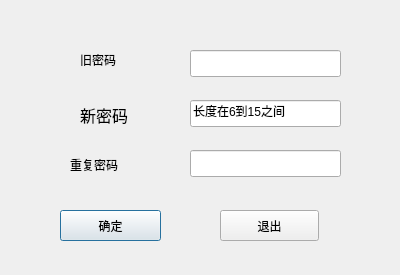
Above: Qt/Train/getnewpassword.ui from pascalprimer/DataStructure before the change. Below: the same form after it.
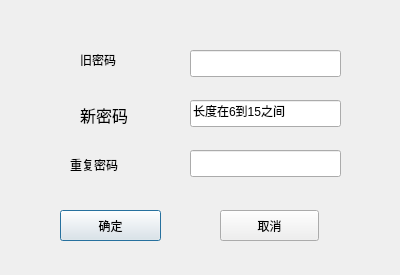
That is the form after the change.

```diff
--- a/Qt/Train/getnewpassword.ui
+++ b/Qt/Train/getnewpassword.ui
@@ -98,7 +98,7 @@
     </rect>
    </property>
    <property name="text">
-    <string>退出</string>
+    <string>取消</string>
    </property>
   </widget>
   <widget class="QLabel" name="label_2">
```
